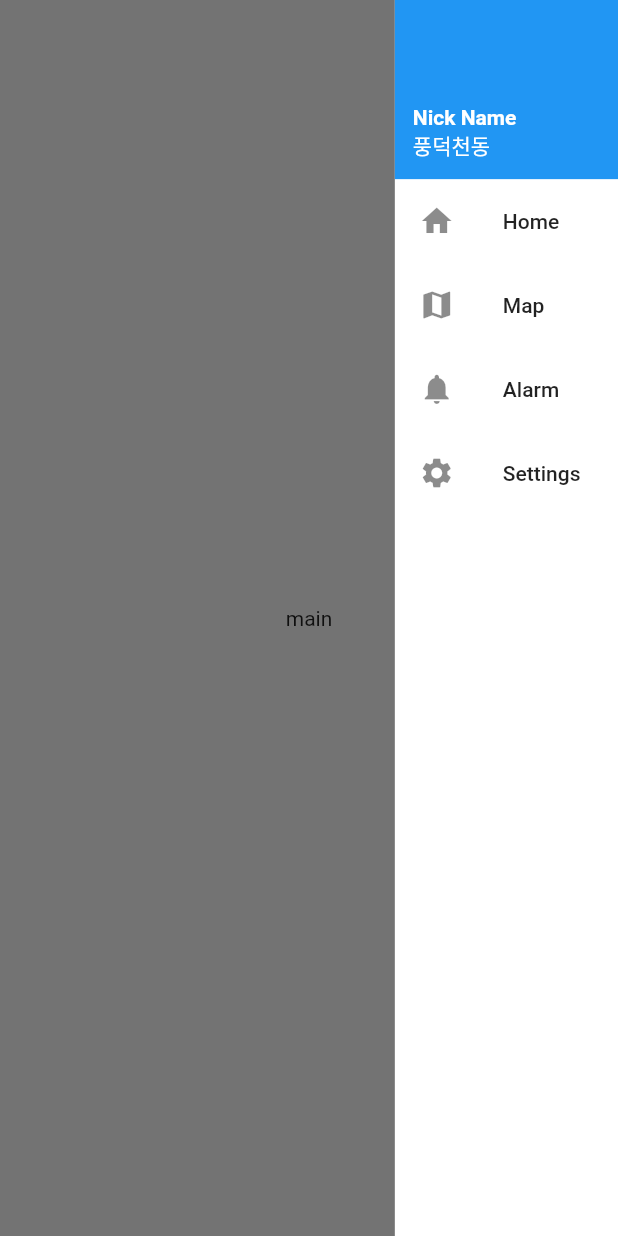
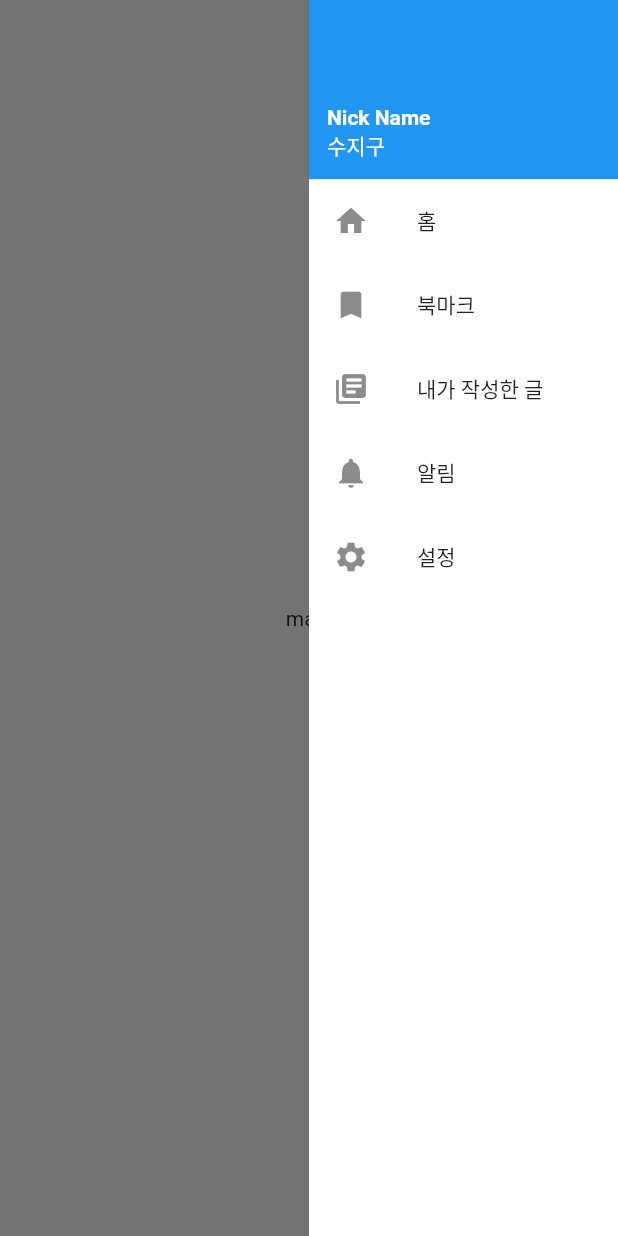
Before and after one commit to tom910903/DDadot, a Flutter app: the MainScreen screen opened directly, with the side drawer open, on a phone screen of 412 x 824 dp. Run offline on Flutter 3.47's test engine with Material 2 defaults, Android fonts, the phone set to English and light mode, and no system bars; our stand-ins replace flutter_screenutil, shared_preferences; accounts and stored records are empty.

Commit message:
Add list item to right drawer

```diff
--- a/lib/widgets/right_drawer.dart
+++ b/lib/widgets/right_drawer.dart
@@ -4,7 +4,8 @@ import 'package:flutter_screenutil/flutter_screenutil.dart';
 enum DRAWER_ITEMS{
   PROFILE,
   HOME,
-  MAP,
+  BOOKMARK,
+  MY_POST,
   ALARM,
   SETTINGS,
   MAX
@@ -29,29 +30,30 @@ class DrawerItemModel{
 class RightDrawer extends StatelessWidget {
 
   List<DrawerItemModel> drawerList= [
-    DrawerItemModel("Home",Icons.home,DRAWER_ITEMS.HOME),
-    DrawerItemModel("Map",Icons.map,DRAWER_ITEMS.MAP),
-    DrawerItemModel("Alarm",Icons.notifications,DRAWER_ITEMS.ALARM),
-    DrawerItemModel("Settings",Icons.settings,DRAWER_ITEMS.SETTINGS),
+    DrawerItemModel("홈",Icons.home,DRAWER_ITEMS.HOME),
+    DrawerItemModel("북마크",Icons.bookmark,DRAWER_ITEMS.HOME),
+    DrawerItemModel("내가 작성한 글",Icons.library_books,DRAWER_ITEMS.HOME),
+    DrawerItemModel("알림",Icons.notifications,DRAWER_ITEMS.ALARM),
+    DrawerItemModel("설정",Icons.settings,DRAWER_ITEMS.SETTINGS),
   ];
 
   @override
   Widget build(BuildContext context) {
     return Container(
-      width: 130.w,
+      width: 180.w,
       color: Colors.white,
       child: ListView.builder(
         padding: const EdgeInsets.all(0),
         itemCount: DRAWER_ITEMS.MAX.index,
         itemBuilder: (BuildContext context, int index) {
-          if (index == 0) return _getHeader();
+          if (index == 0) return _getHeader(context);
           return _getListItem(index - 1);
         },
       )
     );
   }
 
-  _getHeader(){
+  _getHeader(context){
     return GestureDetector(
       onTap: (){
         print('Header');
@@ -59,7 +61,7 @@ class RightDrawer extends StatelessWidget {
       child: Container(
         padding: EdgeInsets.all(12),
         height: 100.h,
-        color: Colors.blue,
+        color: Theme.of(context).colorScheme.primary,
         child: Column(
           mainAxisAlignment: MainAxisAlignment.end,
           crossAxisAlignment: CrossAxisAlignment.start,
@@ -70,7 +72,7 @@ class RightDrawer extends StatelessWidget {
                 color: Colors.white,
               ),
             ),
-            Text('풍덕천동',
+            Text('수지구',
               style: TextStyle(
                 color: Colors.white,
               ),
```
